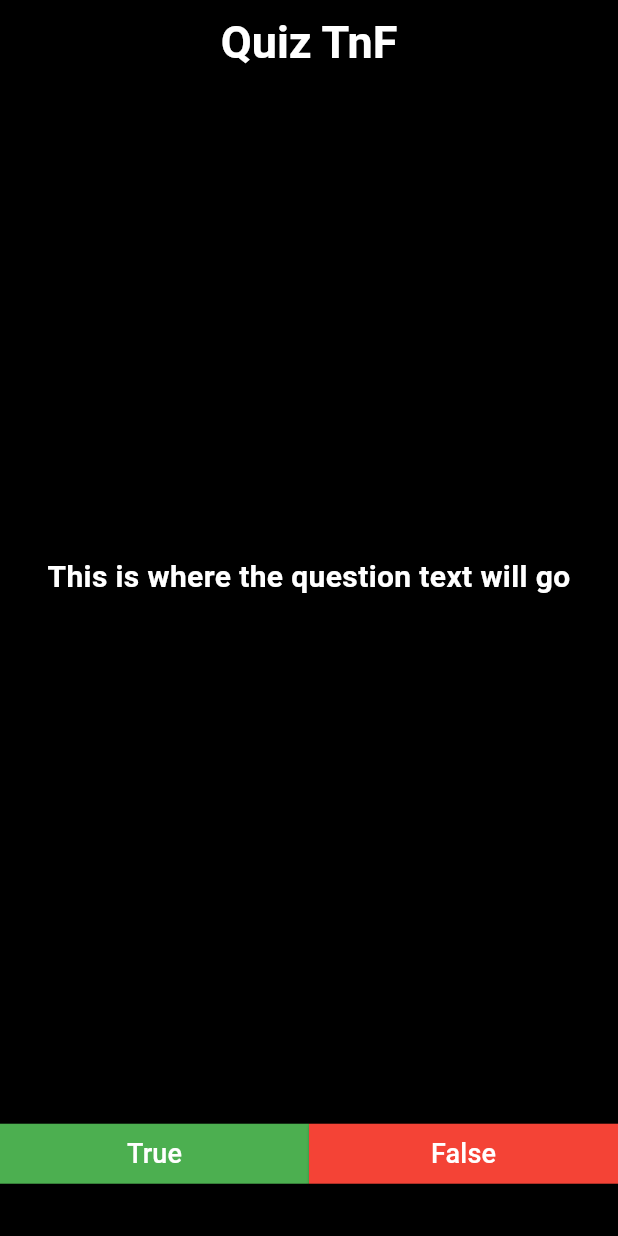
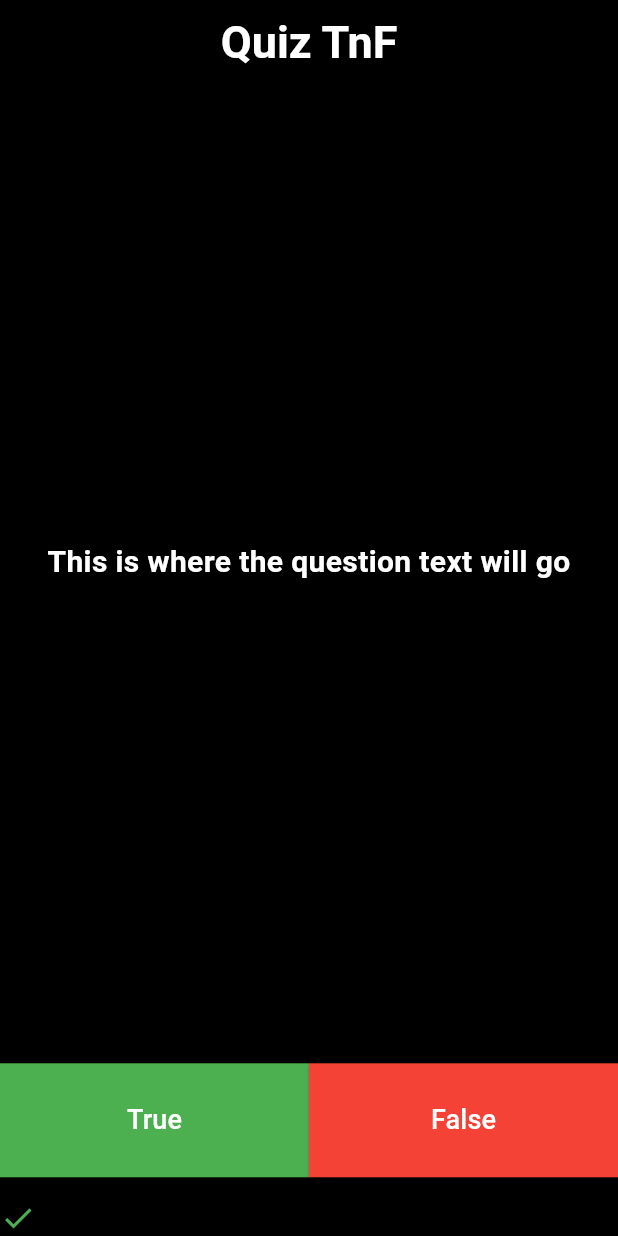
Before and after one commit to Tekfred/Flutter-Mastery, a Flutter app: the screen it shows after launch, after a tap on "True", on a phone screen of 412 x 824 dp. Run offline on Flutter 3.47's test engine with Material 3 defaults, Android fonts, the phone set to English and light mode, and no system bars.

Commit message:
feat/quiz side ui update

```diff
--- a/lib/main.dart
+++ b/lib/main.dart
@@ -24,6 +24,10 @@ class QiuzTnF extends StatefulWidget {
 }
 
 class _XylophoneAppState extends State<QiuzTnF> {
+  List<Widget> scoreKeeper = [
+
+  ];
+
   @override
   Widget build(BuildContext context) {
     return SafeArea(
@@ -45,7 +49,6 @@ class _XylophoneAppState extends State<QiuzTnF> {
         // ===== BODY — everything goes here =====
         body: Column(
           children: [
-            // QUESTION TEXT — takes up most of the screen
             Expanded(
               flex: 6, // ← takes 5 parts of available space
               child: Center(
@@ -69,10 +72,17 @@ class _XylophoneAppState extends State<QiuzTnF> {
                   // TRUE BUTTON
                   Expanded(
                     child: ElevatedButton(
-                      onPressed: () {},
+                      onPressed: () {
+                        setState(() {
+                          scoreKeeper.add(
+                            const Icon(Icons.check, color: Colors.green),
+                          );
+                        });
+                      },
                       style: ElevatedButton.styleFrom(
                         backgroundColor: Colors.green,
                         foregroundColor: Colors.white,
+                        padding: const EdgeInsets.symmetric(vertical: 25),
                         shape: const RoundedRectangleBorder(
                           borderRadius: BorderRadius.zero, // sharp corners
                         ),
@@ -85,11 +95,16 @@ class _XylophoneAppState extends State<QiuzTnF> {
                   Expanded(
                     child: ElevatedButton(
                       onPressed: () {
-
+                        setState(() {
+                          scoreKeeper.add(
+                            const Icon(Icons.close, color: Color.fromARGB(255, 147, 68, 62)),
+                          );
+                        });
                       },
                       style: ElevatedButton.styleFrom(
                         backgroundColor: Colors.red,
                         foregroundColor: Colors.white,
+                        padding: const EdgeInsets.symmetric(vertical: 25),
                         shape: const RoundedRectangleBorder(
                           borderRadius: BorderRadius.zero, // sharp corners
                         ),
@@ -103,6 +118,11 @@ class _XylophoneAppState extends State<QiuzTnF> {
                 ],
               ),
             ),
+
+            Row(
+              // mainAxisAlignment: MainAxisAlignment.spaceEvenly,
+              children: scoreKeeper,
+            ),
           ],
         ),
       ),
```
Also changed, not shown: pubspec.lock, 1 other file.
